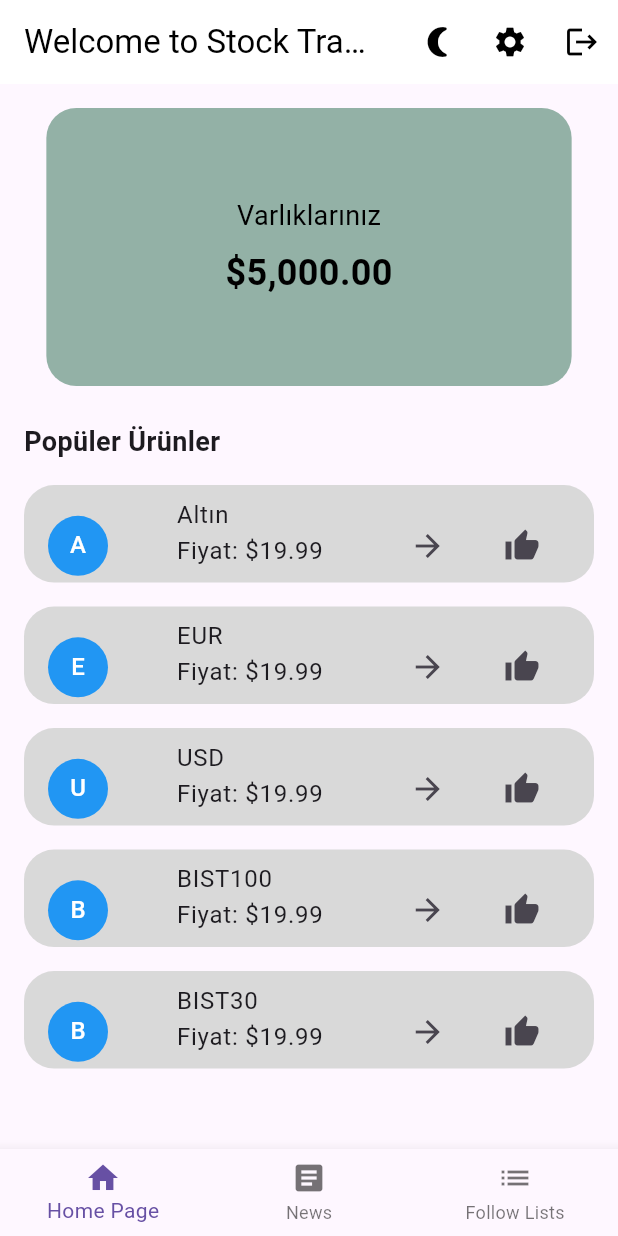
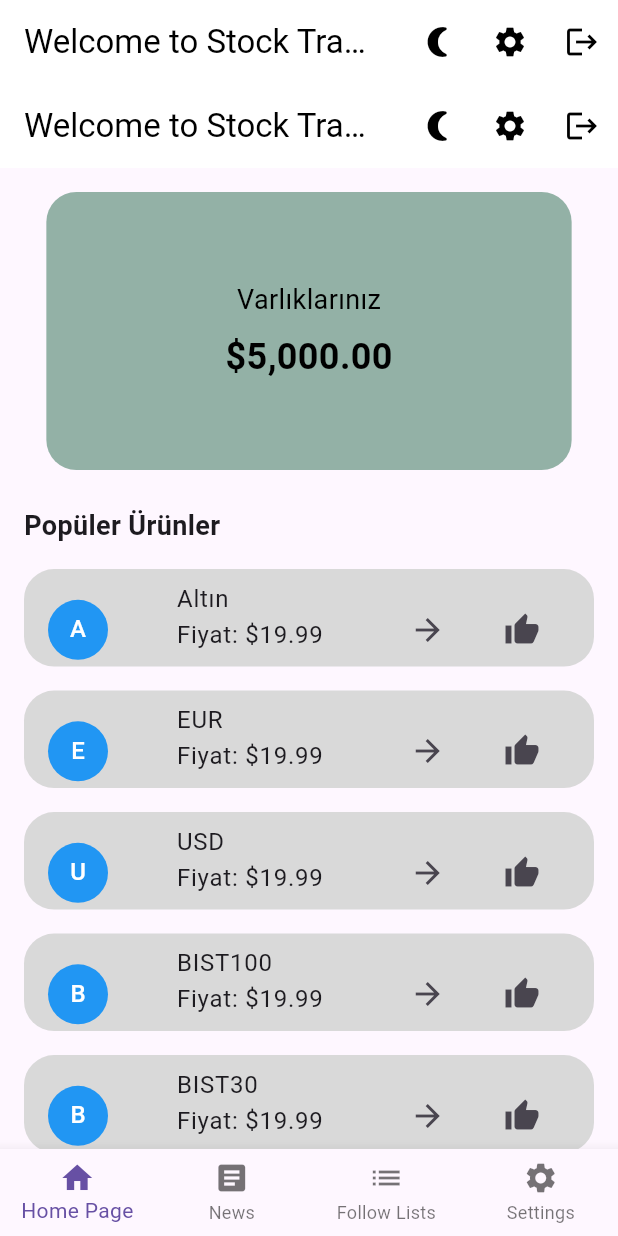
Before and after one commit to emirhaneryilmaz/stock-tracker, a Flutter app: the MainScreen screen opened directly, on a phone screen of 412 x 824 dp. Run offline on Flutter 3.47's test engine with Material 3 defaults, Android fonts, the phone set to English and light mode, and no system bars; our stand-ins replace cloud_firestore, firebase_auth, firebase_core, shared_preferences; accounts and stored records are empty; network calls fail.

Commit message:
appbar added to mainscreen

```diff
--- a/flutter/flutter_app/lib/MainScreen.dart
+++ b/flutter/flutter_app/lib/MainScreen.dart
@@ -5,10 +5,6 @@ import 'ListsPage.dart';
 import 'SettingsPage.dart';
 
 class MainScreen extends StatefulWidget {
-  // final String token;
-
-  // MainScreen(this.token);
-
   @override
   _MainScreenState createState() => _MainScreenState();
 }
@@ -16,19 +12,69 @@ class MainScreen extends StatefulWidget {
 class _MainScreenState extends State<MainScreen> {
   int _selectedIndex = 0;
 
+  // Her sayfanın adını tutan bir liste
+  final List<String> _pageTitles = [
+    'Welcome to Stock Tracker!',
+    'News',
+    'Follow Lists',
+    'Settings',
+    // Diğer sayfa başlıklarınız...
+  ];
+
   List<Widget> get _pages {
     return [
-      HomePage(), // Token'ı HomePage'e ilet
-      NewsPage(),             // NewsPage için token gerekiyorsa ekleyin
-      ListsPage(),            // ListsPage için token gerekiyorsa ekleyin
+      HomePage(),
+      NewsPage(),
+      ListsPage(),
       SettingsPage(),
       // Diğer sayfalarınız...
     ];
   }
 
+  void _handleDarkMode() {
+    print('Dark Mode toggled');
+  }
+
+  void _handleSettings(BuildContext context) {
+    // SettingsPage'e geçiş yap
+    setState(() {
+      _selectedIndex = 3; // SettingsPage'in indexi
+    });
+  }
+
+  void _handleLogout(BuildContext context) {
+    // Logout işlemleri
+    print('Logged out');
+  }
+
   @override
   Widget build(BuildContext context) {
     return Scaffold(
+      appBar: AppBar(
+        elevation: 0,
+        title: Text(
+          _pageTitles[_selectedIndex],
+          style: TextStyle(color: Colors.black),
+        ),
+        actions: [
+          IconButton(
+            onPressed: () => _handleDarkMode(),
+            icon: Icon(Icons.nightlight_round),
+            color: Colors.black,
+          ),
+          IconButton(
+            onPressed: () => _handleSettings(context),
+            icon: Icon(Icons.settings),
+            color: Colors.black,
+          ),
+          IconButton(
+            icon: Icon(Icons.logout),
+            onPressed: () => _handleLogout(context),
+          ),
+        ],
+        backgroundColor: Colors.white,
+        iconTheme: IconThemeData(color: Colors.black),
+      ),
       body: IndexedStack(
         index: _selectedIndex,
         children: _pages,
@@ -54,6 +100,10 @@ class _MainScreenState extends State<MainScreen> {
             icon: Icon(Icons.list),
             label: 'Follow Lists',
           ),
+          BottomNavigationBarItem(
+            icon: Icon(Icons.settings),
+            label: 'Settings',
+          ),
           // Diğer menü öğeleri...
         ],
       ),
--- a/flutter/flutter_app/lib/SettingsPage.dart
+++ b/flutter/flutter_app/lib/SettingsPage.dart
@@ -67,6 +67,8 @@ class SettingsPage extends StatelessWidget {
       // bottomNavigationBar: BottomMenu(),
     );
   }
+
+
     void _handleLogout(BuildContext context) async {
     // Logout işlevi
 
@@ -92,4 +94,8 @@ class SettingsPage extends StatelessWidget {
   void _handleDarkMode() {
     print('Dark Mode');
   }
+
+
+
+
 }
--- a/flutter/flutter_app/lib/main.dart
+++ b/flutter/flutter_app/lib/main.dart
@@ -4,6 +4,7 @@ import 'LoginPage.dart';
 import 'ListsPage.dart';
 import 'NewsPage.dart';
 import 'HomePage.dart';
+import 'SettingsPage.dart';
 
 void main() async {
   WidgetsFlutterBinding.ensureInitialized();
@@ -41,6 +42,7 @@ class MyApp extends StatelessWidget {
       routes: {
         '/news': (context) => NewsPage(), // Haberler sayfası
         '/lists': (context) => ListsPage(), // Listelerim
+        '/settings' :(context) => SettingsPage(),
       },
       debugShowCheckedModeBanner: false,
     );
```
